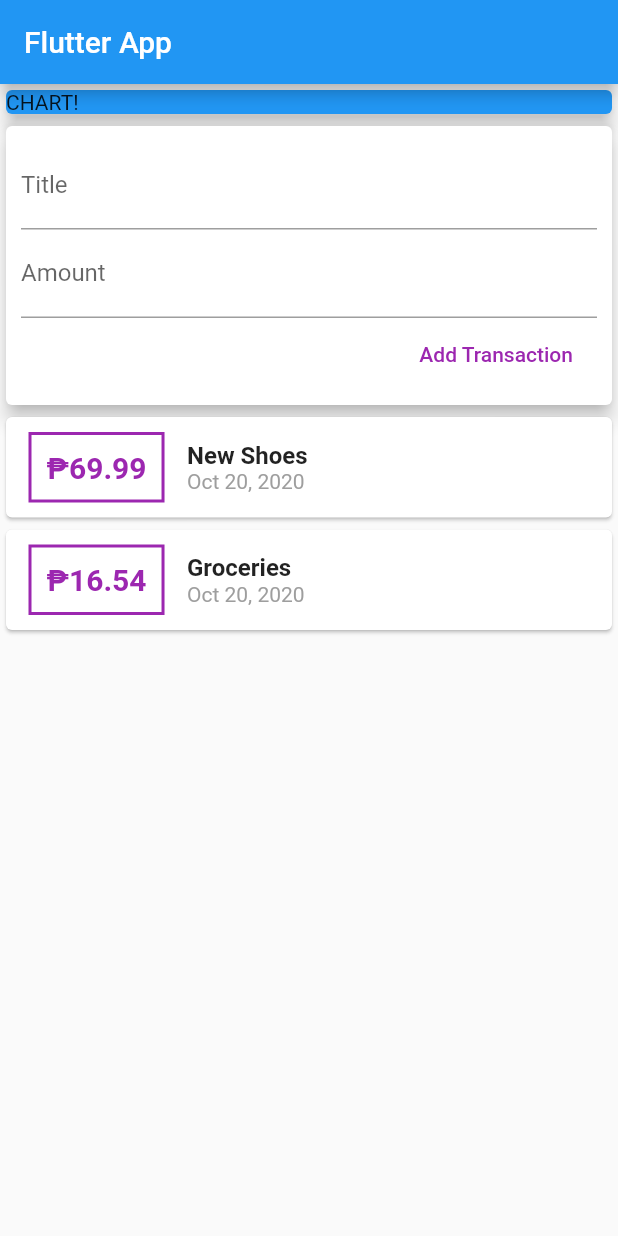
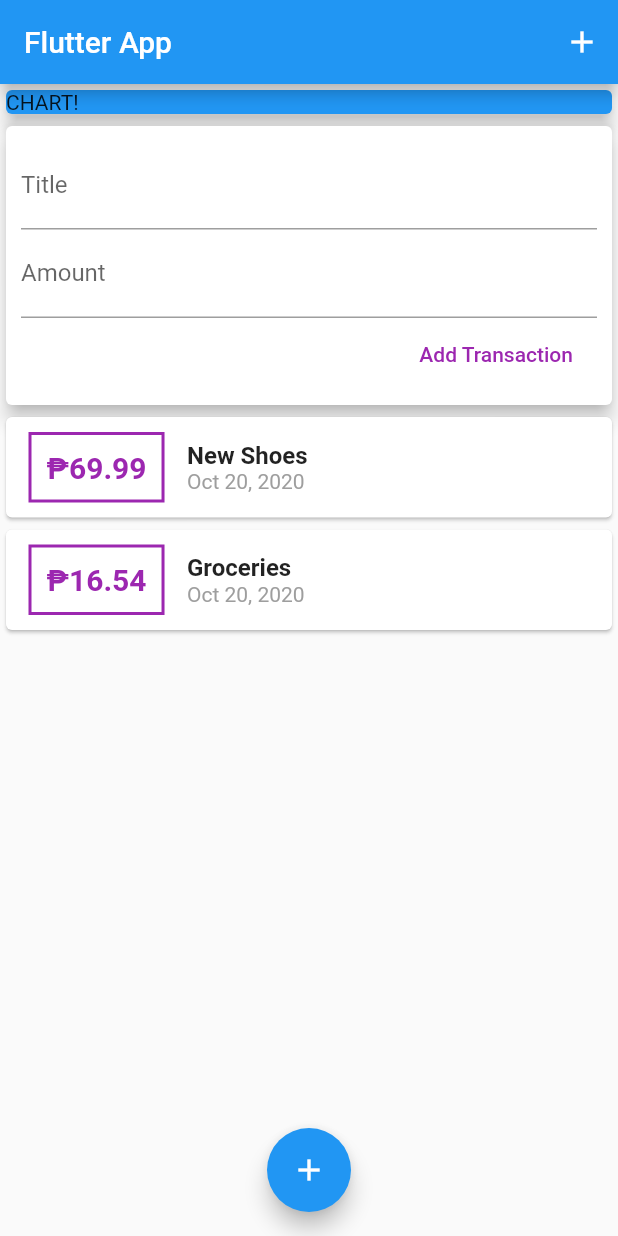
Before and after one commit to djaldave/flutter_by_aldave, a Flutter app: the screen it shows after launch, on a phone screen of 412 x 824 dp. Run offline on Flutter 3.47's test engine with Material 2 defaults, Android fonts, the phone set to English and light mode, and no system bars.

Commit message:
adding appbar button and floating action buttons

```diff
--- a/lib/main.dart
+++ b/lib/main.dart
@@ -26,6 +26,7 @@ class MyHomePage extends StatelessWidget {
     return Scaffold(
       appBar: AppBar(
         title: Text("Flutter App"),
+        actions: [IconButton(icon: Icon(Icons.add), onPressed: () {})],
       ),
       body: SingleChildScrollView(
         child: Column(
@@ -44,6 +45,11 @@ class MyHomePage extends StatelessWidget {
           ],
         ),
       ),
+      floatingActionButtonLocation: FloatingActionButtonLocation.centerFloat,
+      floatingActionButton: FloatingActionButton(
+        child: Icon(Icons.add),
+        onPressed: () {},
+      ),
     );
   }
 }
--- a/lib/widgets/transaction_list.dart
+++ b/lib/widgets/transaction_list.dart
@@ -9,7 +9,7 @@ class TransactionList extends StatelessWidget {
   @override
   Widget build(BuildContext context) {
     return Container(
-      height: 400,
+      height: 300,
       child: ListView.builder(
         itemBuilder: (ctx, index) {
           return Card(
```
